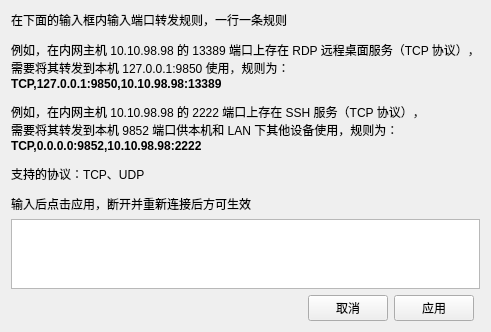
Old version of the form portforwardingwindow/portforwardingwindow.ui in the repository Mythologyli/ZJU-Connect-for-Windows.
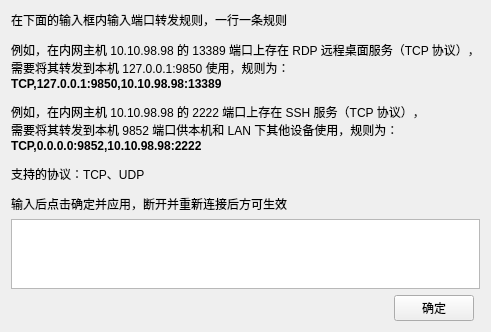
New version of the form.

The edit to the form file:
```diff
--- a/portforwardingwindow/portforwardingwindow.ui
+++ b/portforwardingwindow/portforwardingwindow.ui
@@ -6,8 +6,8 @@
    <rect>
     <x>0</x>
     <y>0</y>
-    <width>400</width>
-    <height>300</height>
+    <width>489</width>
+    <height>317</height>
    </rect>
   </property>
   <property name="windowTitle">
@@ -17,7 +17,14 @@
    <string notr="true"/>
   </property>
   <layout class="QGridLayout" name="gridLayout">
-   <item row="1" column="0" colspan="4">
+   <item row="2" column="1">
+    <widget class="QPushButton" name="applyPushButton">
+     <property name="text">
+      <string>确定</string>
+     </property>
+    </widget>
+   </item>
+   <item row="1" column="0" colspan="3">
     <widget class="QTextEdit" name="textEdit">
      <property name="html">
       <string>&lt;!DOCTYPE HTML PUBLIC &quot;-//W3C//DTD HTML 4.0//EN&quot; &quot;http://www.w3.org/TR/REC-html40/strict.dtd&quot;&gt;
@@ -44,10 +51,10 @@
      </property>
     </spacer>
    </item>
-   <item row="0" column="0" colspan="4">
+   <item row="0" column="0" colspan="3">
     <widget class="QLabel" name="label">
      <property name="text">
-      <string>&lt;html&gt;&lt;head/&gt;&lt;body&gt;&lt;p&gt;在下面的输入框内输入端口转发规则，一行一条规则&lt;/p&gt;&lt;p&gt;例如，在内网主机 10.10.98.98 的 13389 端口上存在 RDP 远程桌面服务（TCP 协议），&lt;br/&gt;需要将其转发到本机 127.0.0.1:9850 使用，规则为：&lt;br/&gt;&lt;span style=&quot; font-weight:700;&quot;&gt;TCP,127.0.0.1:9850,10.10.98.98:13389&lt;/span&gt;&lt;/p&gt;&lt;p&gt;例如，在内网主机 10.10.98.98 的 2222 端口上存在 SSH 服务（TCP 协议），&lt;br/&gt;需要将其转发到本机 9852 端口供本机和 LAN 下其他设备使用，规则为：&lt;br/&gt;&lt;span style=&quot; font-weight:700;&quot;&gt;TCP,0.0.0.0:9852,10.10.98.98:2222&lt;/span&gt;&lt;/p&gt;&lt;p&gt;支持的协议：TCP、UDP&lt;/p&gt;&lt;p&gt;输入后点击应用，断开并重新连接后方可生效&lt;/p&gt;&lt;/body&gt;&lt;/html&gt;</string>
+      <string>&lt;html&gt;&lt;head/&gt;&lt;body&gt;&lt;p&gt;在下面的输入框内输入端口转发规则，一行一条规则&lt;/p&gt;&lt;p&gt;例如，在内网主机 10.10.98.98 的 13389 端口上存在 RDP 远程桌面服务（TCP 协议），&lt;br/&gt;需要将其转发到本机 127.0.0.1:9850 使用，规则为：&lt;br/&gt;&lt;span style=&quot; font-weight:700;&quot;&gt;TCP,127.0.0.1:9850,10.10.98.98:13389&lt;/span&gt;&lt;/p&gt;&lt;p&gt;例如，在内网主机 10.10.98.98 的 2222 端口上存在 SSH 服务（TCP 协议），&lt;br/&gt;需要将其转发到本机 9852 端口供本机和 LAN 下其他设备使用，规则为：&lt;br/&gt;&lt;span style=&quot; font-weight:700;&quot;&gt;TCP,0.0.0.0:9852,10.10.98.98:2222&lt;/span&gt;&lt;/p&gt;&lt;p&gt;支持的协议：TCP、UDP&lt;/p&gt;&lt;p&gt;输入后点击确定并应用，断开并重新连接后方可生效&lt;/p&gt;&lt;/body&gt;&lt;/html&gt;</string>
      </property>
      <property name="openExternalLinks">
       <bool>true</bool>
@@ -57,20 +64,6 @@
      </property>
     </widget>
    </item>
-   <item row="2" column="2">
-    <widget class="QPushButton" name="applyPushButton">
-     <property name="text">
-      <string>应用</string>
-     </property>
-    </widget>
-   </item>
-   <item row="2" column="1">
-    <widget class="QPushButton" name="cancelPushButton">
-     <property name="text">
-      <string>取消</string>
-     </property>
-    </widget>
-   </item>
   </layout>
  </widget>
  <resources/>
```
